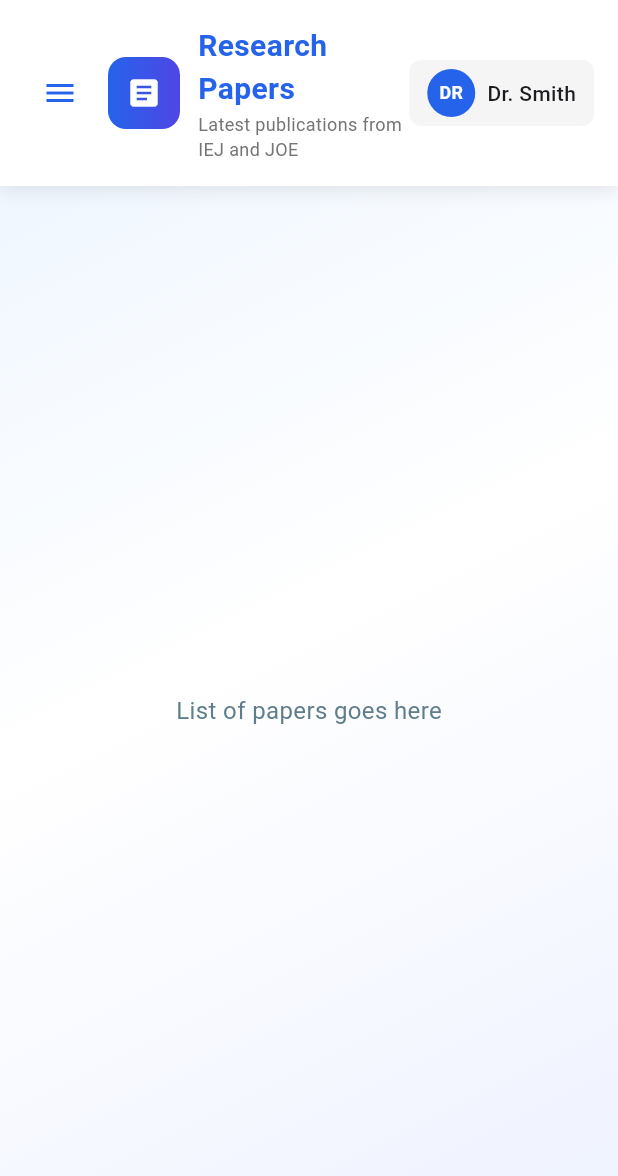
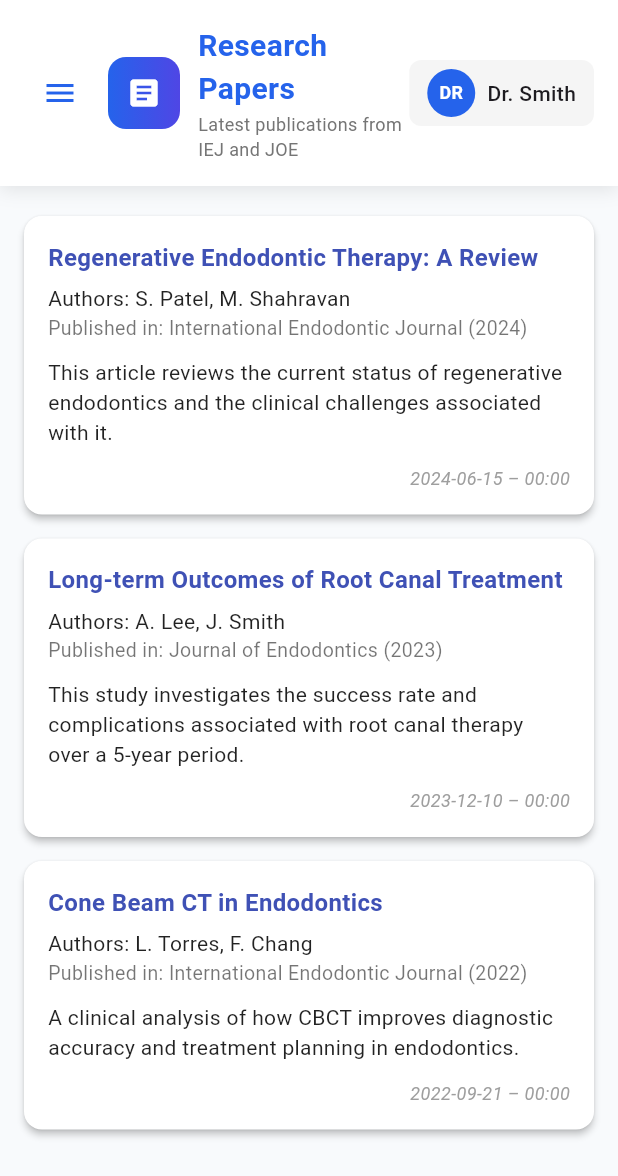
Before and after one commit to AIDentifyTeam/endo-frontend, a Flutter app: the ResearchPapersScreen screen opened by its route, on a phone screen of 412 x 824 dp. Shown: the top 1176 px of the screen. Run offline on Flutter 3.47's test engine with Material 3 defaults, Android fonts, the phone set to English and light mode, and no system bars; our stand-ins replace image_picker.

Commit message:
add research papers page

```diff
--- a/lib/screens/patient_profile.dart
+++ b/lib/screens/patient_profile.dart
@@ -1,3 +1,4 @@
+import 'package:endo_frontend/screens/diagnosis_result.dart';
 import 'package:flutter/material.dart';
 import 'package:endo_frontend/models/patient.dart';
 import 'package:endo_frontend/widgets/main_drawer.dart';
@@ -246,7 +247,23 @@ class _PatientProfileScreenState extends State<PatientProfileScreen> {
             ),
             trailing: const Icon(Icons.chevron_right),
             onTap: () {
-              // TODO: Show visit detail screen
+              Navigator.push(
+                context,
+                MaterialPageRoute(
+                  builder: (_) => DiagnosisResultScreen(
+                    patientName: '${_firstNameController.text} ${_lastNameController.text}',
+                    visitDate: visit['date'],
+                    toothNumber: visit['tooth'],
+                    toothImage: null, // You can later store and load real images
+                    answers: {
+                      'Cold Test': 'Lingering pain',
+                      'EPT': 'Responsive',
+                      'Percussion': 'Slightly sensitive',
+                      'Swelling': 'Absent',
+                    }, // Mocked answers
+                  ),
+                ),
+              );
             },
           ),
         );
--- a/lib/screens/research_papers.dart
+++ b/lib/screens/research_papers.dart
@@ -1,49 +1,132 @@
+import 'package:flutter/material.dart';
+import 'package:intl/intl.dart';
+import 'package:endo_frontend/widgets/global_header.dart';
 import 'package:endo_frontend/widgets/main_drawer.dart';
-import 'package:endo_frontend/widgets/global_header.dart';
-import 'package:flutter/material.dart';
+
+class ResearchPaper {
+  final String title;
+  final String authors;
+  final int year;
+  final String abstract;
+  final String journal;
+  final DateTime date;
+
+  ResearchPaper({
+    required this.title,
+    required this.authors,
+    required this.year,
+    required this.abstract,
+    required this.journal,
+    required this.date,
+  });
+}
 
 class ResearchPapersScreen extends StatelessWidget {
   const ResearchPapersScreen({super.key});
 
   @override
   Widget build(BuildContext ctx) {
+    final List<ResearchPaper> papers = [
+      ResearchPaper(
+        title: 'Regenerative Endodontic Therapy: A Review',
+        authors: 'S. Patel, M. Shahravan',
+        year: 2024,
+        abstract:
+            'This article reviews the current status of regenerative endodontics and the clinical challenges associated with it.',
+        journal: 'International Endodontic Journal',
+        date: DateTime(2024, 6, 15),
+      ),
+      ResearchPaper(
+        title: 'Long-term Outcomes of Root Canal Treatment',
+        authors: 'A. Lee, J. Smith',
+        year: 2023,
+        abstract:
+            'This study investigates the success rate and complications associated with root canal therapy over a 5-year period.',
+        journal: 'Journal of Endodontics',
+        date: DateTime(2023, 12, 10),
+      ),
+      ResearchPaper(
+        title: 'Cone Beam CT in Endodontics',
+        authors: 'L. Torres, F. Chang',
+        year: 2022,
+        abstract:
+            'A clinical analysis of how CBCT improves diagnostic accuracy and treatment planning in endodontics.',
+        journal: 'International Endodontic Journal',
+        date: DateTime(2022, 9, 21),
+      ),
+    ];
+
     return Scaffold(
       backgroundColor: const Color(0xFFF8FAFC),
       drawer: const MainDrawer(),
-      body: Container(
-        decoration: const BoxDecoration(
-          gradient: LinearGradient(
-            begin: Alignment.topLeft,
-            end: Alignment.bottomRight,
-            colors: [
-              Color(0xFFEBF4FF),
-              Color(0xFFFFFFFF),
-              Color(0xFFEEF2FF),
-            ],
-          ),
-        ),
-        child: SafeArea(
+      body: SafeArea(
         child: Column(
           children: [
-              AppHeader(
+            const AppHeader(
               title: 'Research Papers',
               subtitle: 'Latest publications from IEJ and JOE',
               icon: Icons.article,
             ),
-              const Expanded(
-                child: Center(
+            const SizedBox(height: 12),
+            Expanded(
+              child: ListView.builder(
+                padding: const EdgeInsets.symmetric(horizontal: 16, vertical: 8),
+                itemCount: papers.length,
+                itemBuilder: (ctx, index) {
+                  final p = papers[index];
+                  return Card(
+                    color: Colors.white,
+                    margin: const EdgeInsets.only(bottom: 16),
+                    elevation: 2,
+                    shape: RoundedRectangleBorder(borderRadius: BorderRadius.circular(12)),
+                    child: Padding(
+                      padding: const EdgeInsets.all(16),
+                      child: Column(
+                        crossAxisAlignment: CrossAxisAlignment.start,
+                        children: [
+                          Text(
+                            p.title,
+                            style: const TextStyle(
+                              fontSize: 16,
+                              fontWeight: FontWeight.bold,
+                              color: Colors.indigo,
+                            ),
+                          ),
+                          const SizedBox(height: 6),
+                          Text(
+                            'Authors: ${p.authors}',
+                            style: const TextStyle(fontSize: 14, color: Colors.black87),
+                          ),
+                          Text(
+                            'Published in: ${p.journal} (${p.year})',
+                            style: const TextStyle(fontSize: 13, color: Colors.black54),
+                          ),
+                          const SizedBox(height: 10),
+                          Text(
+                            p.abstract,
+                            style: const TextStyle(fontSize: 14, color: Colors.black87),
+                          ),
+                          const SizedBox(height: 12),
+                          Align(
+                            alignment: Alignment.bottomRight,
                             child: Text(
-                    'List of papers goes here',
-                    style: TextStyle(
-                      fontSize: 16,
-                      color: Colors.blueGrey,
-                    ),
+                              DateFormat('yyyy-MM-dd – HH:mm').format(p.date),
+                              style: const TextStyle(
+                                fontSize: 12,
+                                fontStyle: FontStyle.italic,
+                                color: Colors.grey,
                               ),
                             ),
                           ),
                         ],
                       ),
                     ),
+                  );
+                },
+              ),
+            ),
+          ],
+        ),
       ),
     );
   }
```
Lines whose indentation alone changed are shown as unchanged.
